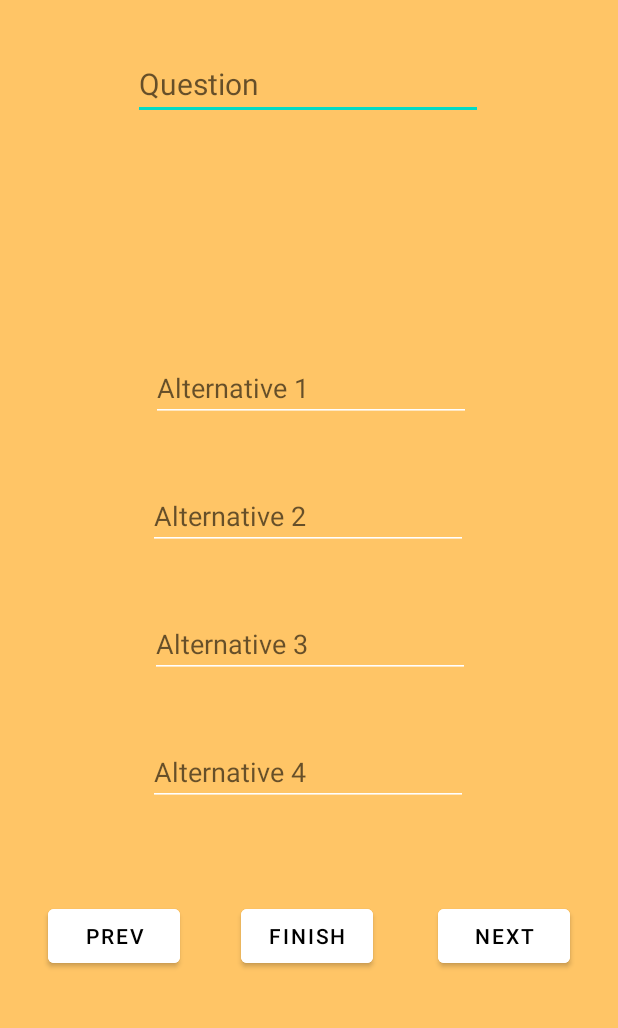
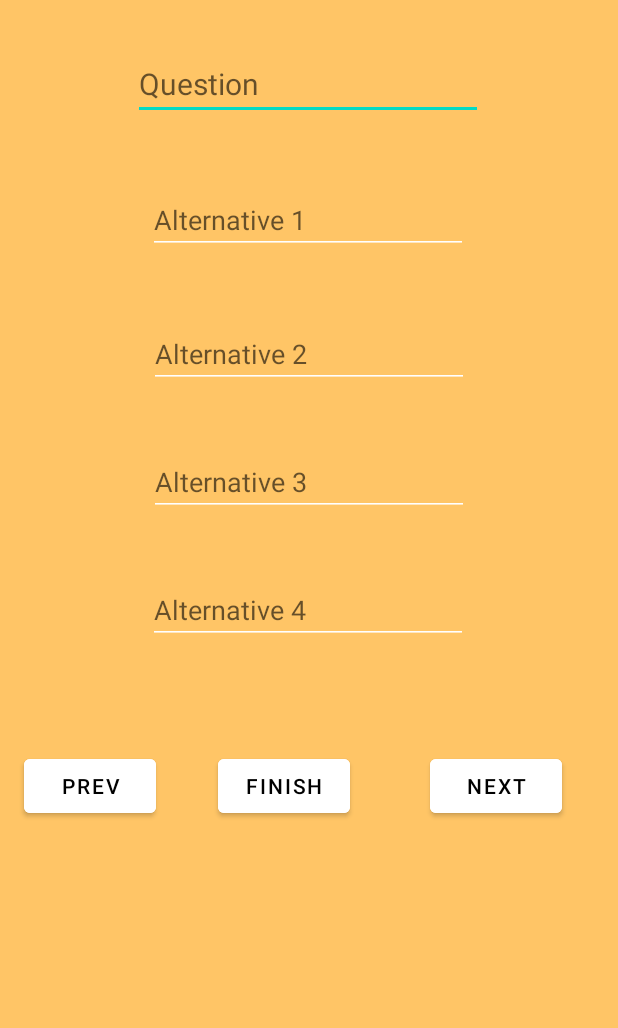
Before and after one commit to Harani1104/QuizApp, an Android app: the CreateQuiz screen opened directly, with no data from a screen before it, on a phone screen of 412 x 824 dp, the part 145-1173 px from its top. Run offline under Robolectric (Android 15) with nearby library versions, the phone set to English and light mode, and no system bars.

Commit message:
Another XML change

```diff
--- a/QuizAppNav/app/build.gradle
+++ b/QuizAppNav/app/build.gradle
@@ -1,5 +1,6 @@
 plugins {
     id 'com.android.application'
+    id 'com.google.gms.google-services'
 }
 
 android {
@@ -33,6 +34,8 @@ dependencies {
     implementation 'com.google.android.material:material:1.4.0'
     implementation 'androidx.constraintlayout:constraintlayout:2.1.1'
     implementation 'androidx.navigation:navigation-fragment:2.3.5'
+    implementation 'com.google.firebase:firebase-database:19.2.1'
+    implementation 'com.google.firebase:firebase-firestore:24.0.0'
     testImplementation 'junit:junit:4.+'
     androidTestImplementation 'androidx.test.ext:junit:1.1.3'
     androidTestImplementation 'androidx.test.espresso:espresso-core:3.4.0'
--- a/QuizAppNav/app/src/main/java/com/example/quizappnav/CreateQuiz.java
+++ b/QuizAppNav/app/src/main/java/com/example/quizappnav/CreateQuiz.java
@@ -11,6 +11,7 @@ public class CreateQuiz extends AppCompatActivity {
     Button prev;
     Button next;
     Button finish;
+    int index = 1;
 
     @Override
     protected void onCreate(Bundle savedInstanceState) {
--- a/QuizAppNav/app/src/main/res/layout/create_quiz.xml
+++ b/QuizAppNav/app/src/main/res/layout/create_quiz.xml
@@ -43,39 +43,39 @@
         android:id="@+id/alt1"
         android:layout_width="wrap_content"
         android:layout_height="wrap_content"
-        android:layout_marginTop="156dp"
+        android:layout_marginTop="124dp"
         android:backgroundTint="@color/white"
         android:ems="10"
         android:hint="Alternative 1"
         android:textColor="@color/black"
         app:layout_constraintEnd_toEndOf="parent"
-        app:layout_constraintHorizontal_bias="0.507"
+        app:layout_constraintHorizontal_bias="0.497"
         app:layout_constraintStart_toStartOf="parent"
-        app:layout_constraintTop_toBottomOf="@+id/question" />
+        app:layout_constraintTop_toBottomOf="@+id/quizApp" />
 
     <EditText
         android:id="@+id/alt2"
         android:layout_width="wrap_content"
         android:layout_height="wrap_content"
-        android:layout_marginTop="40dp"
-        android:layout_marginEnd="100dp"
+        android:layout_marginTop="44dp"
         android:backgroundTint="@color/white"
         android:ems="10"
         android:hint="Alternative 2"
         android:textColor="@color/black"
         app:layout_constraintEnd_toEndOf="parent"
+        app:layout_constraintStart_toStartOf="parent"
         app:layout_constraintTop_toBottomOf="@+id/alt1" />
 
     <EditText
         android:id="@+id/alt3"
         android:layout_width="wrap_content"
         android:layout_height="wrap_content"
-        android:layout_marginStart="100dp"
         android:layout_marginTop="40dp"
         android:backgroundTint="@color/white"
         android:ems="10"
         android:hint="Alternative 3"
         android:textColor="@color/black"
+        app:layout_constraintEnd_toEndOf="parent"
         app:layout_constraintStart_toStartOf="parent"
         app:layout_constraintTop_toBottomOf="@+id/alt2" />
 
@@ -98,13 +98,13 @@
         android:layout_width="wrap_content"
         android:layout_height="wrap_content"
         android:layout_marginStart="40dp"
-        android:layout_marginTop="600dp"
+        android:layout_marginTop="500dp"
         android:backgroundTint="@color/white"
         android:ems="5"
         android:text="Finish"
         android:textColor="@color/black"
         app:layout_constraintEnd_toStartOf="@+id/nextQuest"
-        app:layout_constraintHorizontal_bias="0.02"
+        app:layout_constraintHorizontal_bias="0.03"
         app:layout_constraintStart_toEndOf="@+id/previousQuest"
         app:layout_constraintTop_toBottomOf="@+id/quizApp" />
 
@@ -112,25 +112,27 @@
         android:id="@+id/nextQuest"
         android:layout_width="wrap_content"
         android:layout_height="wrap_content"
-        android:layout_marginTop="600dp"
-        android:layout_marginEnd="32dp"
+        android:layout_marginTop="500dp"
         android:backgroundTint="@color/white"
         android:ems="5"
         android:text="Next"
         android:textColor="@color/black"
         app:layout_constraintEnd_toEndOf="parent"
+        app:layout_constraintHorizontal_bias="0.885"
+        app:layout_constraintStart_toStartOf="parent"
         app:layout_constraintTop_toBottomOf="@+id/quizApp" />
 
     <Button
         android:id="@+id/previousQuest"
         android:layout_width="wrap_content"
         android:layout_height="wrap_content"
-        android:layout_marginStart="32dp"
-        android:layout_marginTop="600dp"
+        android:layout_marginTop="500dp"
         android:backgroundTint="@color/white"
         android:ems="5"
         android:text="Prev"
         android:textColor="@color/black"
+        app:layout_constraintEnd_toEndOf="parent"
+        app:layout_constraintHorizontal_bias="0.049"
         app:layout_constraintStart_toStartOf="parent"
         app:layout_constraintTop_toBottomOf="@+id/quizApp" />
 
--- a/QuizAppNav/build.gradle
+++ b/QuizAppNav/build.gradle
@@ -6,6 +6,7 @@ buildscript {
     }
     dependencies {
         classpath "com.android.tools.build:gradle:7.0.1"
+        classpath 'com.google.gms:google-services:4.3.10'
 
         // NOTE: Do not place your application dependencies here; they belong
         // in the individual module build.gradle files
```
Also changed, not shown: QuizAppNav/app/src/main/AndroidManifest.xml (+6 -3 lines), QuizAppNav/app/src/main/java/com/example/quizappnav/Browse.java (added, +28 -0 lines), QuizAppNav/app/src/main/java/com/example/quizappnav/HomeFrag.java (+5 -4 lines), QuizAppNav/app/src/main/res/layout/browse_activity.xml (renamed from QuizAppNav/app/src/main/res/layout/frag_home.xml, +31 -25 lines), 1 other file.
